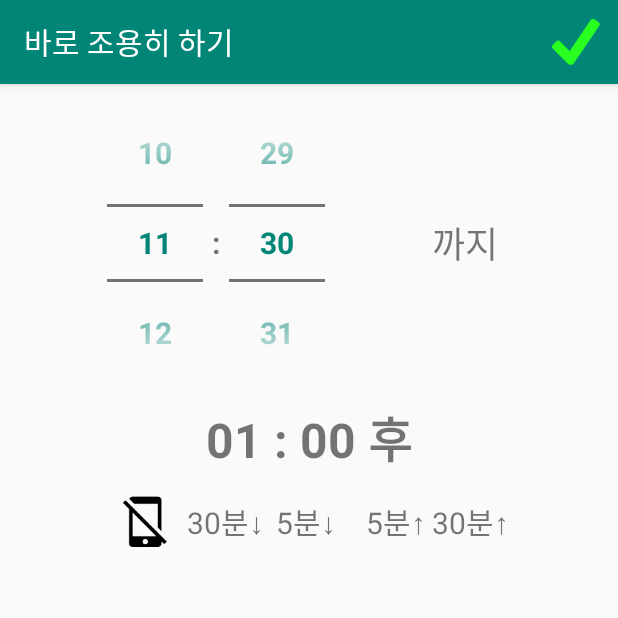
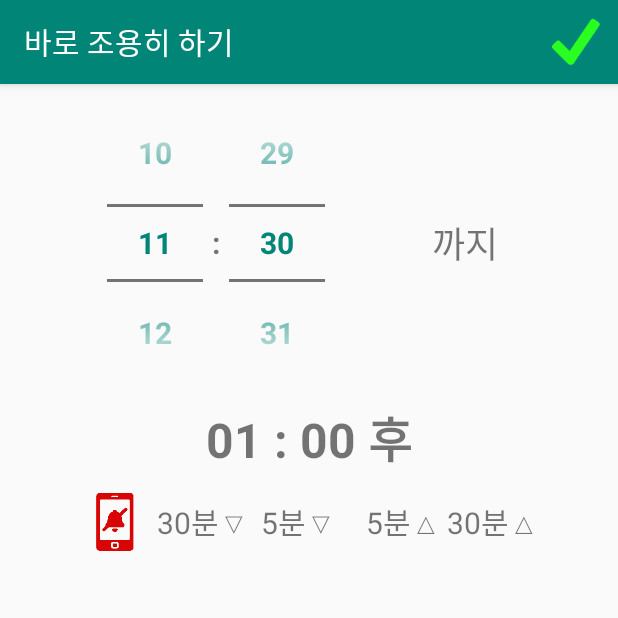
Before and after one commit to riopapa/AutoQuiet, an Android app: the OneTimeActivity screen opened directly, with no data from a screen before it, after a tap on an icon or button, on a phone screen of 412 x 824 dp, the top half of it. Run offline under Robolectric (Android 15) with nearby library versions, the phone set to English and light mode, and no system bars.

Commit message:
Minor update

```diff
--- a/app/src/main/java/com/urrecliner/letmequiet/AddUpdateActivity.java
+++ b/app/src/main/java/com/urrecliner/letmequiet/AddUpdateActivity.java
@@ -93,12 +93,12 @@ public class AddUpdateActivity extends AppCompatActivity {
             weekView[i].setText(weekName[i]);
         }
 
-        binding.avVibrate.setImageResource((vibrate)? R.mipmap.phone_vibrate:R.mipmap.phone_quiet);
+        binding.avVibrate.setImageResource((vibrate)? R.mipmap.phone_vibrate_blue:R.mipmap.phone_quiet_red);
         binding.avVibrate.setOnClickListener(new View.OnClickListener() {
             @Override
             public void onClick(View v) {
                 vibrate ^= true;
-                binding.avVibrate.setImageResource((vibrate)? R.mipmap.phone_vibrate:R.mipmap.phone_quiet);
+                binding.avVibrate.setImageResource((vibrate)? R.mipmap.phone_vibrate_blue:R.mipmap.phone_quiet_red);
                 v.invalidate();
             }
         });
--- a/app/src/main/java/com/urrecliner/letmequiet/NotificationService.java
+++ b/app/src/main/java/com/urrecliner/letmequiet/NotificationService.java
@@ -1,5 +1,4 @@
 package com.urrecliner.letmequiet;
-
 
 import android.app.NotificationChannel;
 import android.app.NotificationManager;
@@ -11,7 +10,6 @@ import android.os.IBinder;
 import android.util.Log;
 import android.view.View;
 import android.widget.RemoteViews;
-
 import androidx.core.app.NotificationCompat;
 
 import static com.urrecliner.letmequiet.Vars.mainContext;
@@ -93,7 +91,7 @@ public class NotificationService extends Service {
         }
         if (null == mBuilder) {
             mBuilder = new NotificationCompat.Builder(context,"default")
-                    .setSmallIcon(R.mipmap.let_me_quiet_small)
+                    .setSmallIcon(R.mipmap.let_me_quiet)
                     .setContent(mRemoteViews)
                     .setOnlyAlertOnce(true)
                     .setAutoCancel(false)
@@ -116,7 +114,7 @@ public class NotificationService extends Service {
         mRemoteViews.setOnClickPendingIntent(R.id.no_speak, ps);
     }
 
-    int [] smallIcons = { R.mipmap.small_speaker_on, R.mipmap.small_vibrate, R.mipmap.small_mute};
+    int [] smallIcons = { R.mipmap.phone_normal, R.mipmap.phone_vibrate_blue, R.mipmap.phone_quiet_red};
 
     void updateRemoteViews(String dateTime, String subject, String startFinish) {
         mRemoteViews.setImageViewResource(R.id.stopNow, R.mipmap.quiet_right_now);
--- a/app/src/main/java/com/urrecliner/letmequiet/OneTimeActivity.java
+++ b/app/src/main/java/com/urrecliner/letmequiet/OneTimeActivity.java
@@ -86,18 +86,18 @@ public class OneTimeActivity extends AppCompatActivity {
 
     void buildScreen() {
         String text;
-        text = interval_Short+"분↓"; binding.minus10Min.setText(text);
-        text = interval_Short+"분↑"; binding.plus10Min.setText(text);
-        text = interval_Long+"분↓"; binding.minus30Min.setText(text);
-        text = interval_Long+"분↑"; binding.plus30Min.setText(text);
+        text = interval_Short+"분▽"; binding.minus10Min.setText(text);
+        text = interval_Short+"분△"; binding.plus10Min.setText(text);
+        text = interval_Long+"분▽"; binding.minus30Min.setText(text);
+        text = interval_Long+"분△"; binding.plus30Min.setText(text);
     }
     void buttonSetting() {
-        binding.oneVibrate.setImageResource((vibrate)? R.mipmap.phone_vibrate:R.mipmap.phone_quiet);
+        binding.oneVibrate.setImageResource((vibrate)? R.mipmap.phone_vibrate_blue:R.mipmap.phone_quiet_red);
         binding.oneVibrate.setOnClickListener(new View.OnClickListener() {
             @Override
             public void onClick(View v) {
                 vibrate ^= true;
-                binding.oneVibrate.setImageResource((vibrate)? R.mipmap.phone_vibrate:R.mipmap.phone_quiet);
+                binding.oneVibrate.setImageResource((vibrate)? R.mipmap.phone_vibrate_blue:R.mipmap.phone_quiet_red);
                 v.invalidate();
             }
         });
--- a/app/src/main/java/com/urrecliner/letmequiet/RecycleViewAdapter.java
+++ b/app/src/main/java/com/urrecliner/letmequiet/RecycleViewAdapter.java
@@ -87,9 +87,9 @@ public class RecycleViewAdapter  extends RecyclerView.Adapter<RecycleViewAdapter
         boolean vibrate = quietTask.vibrate;
         boolean speaking = quietTask.speaking;
         if (vibrate)
-            holder.lvVibrate.setImageResource((active) ? R.mipmap.phone_vibrate :R.mipmap.speaking_noactive);
+            holder.lvVibrate.setImageResource((active) ? R.mipmap.phone_vibrate_blue :R.mipmap.speaking_noactive);
         else
-            holder.lvVibrate.setImageResource((active) ? R.mipmap.phone_quiet : R.mipmap.speaking_noactive);
+            holder.lvVibrate.setImageResource((active) ? R.mipmap.phone_quiet_red : R.mipmap.speaking_noactive);
         if (speaking)
             holder.lvSpeak.setImageResource((active) ? R.mipmap.speaking_on :R.mipmap.speaking_noactive);
         else
@@ -128,7 +128,7 @@ public class RecycleViewAdapter  extends RecyclerView.Adapter<RecycleViewAdapter
         }
         holder.tvFinishTime.setTextColor((active) ? colorOn:colorOff);
         holder.tvIdx.setText(""+position);
-        int diff = position * 8;
+        int diff = position * 6;
         holder.viewLine.setBackgroundColor(ContextCompat.getColor(mainContext, R.color.line_item_back) - diff - diff*256 - diff*256*256);
     }
 
--- a/app/src/main/res/layout/activity_add.xml
+++ b/app/src/main/res/layout/activity_add.xml
@@ -70,7 +70,7 @@
             android:layout_margin="16dp"
             android:layout_width="60dp"
             android:layout_height="48dp"
-            android:src="@mipmap/phone_vibrate"
+            android:src="@mipmap/phone_vibrate_blue"
             android:contentDescription="@string/blank" />
 
         <EditText
--- a/app/src/main/res/layout/activity_one_time.xml
+++ b/app/src/main/res/layout/activity_one_time.xml
@@ -50,7 +50,7 @@
             android:layout_gravity="center"
             android:scaleX="0.8"
             android:scaleY="0.8"
-            android:src="@mipmap/phone_vibrate"
+            android:src="@mipmap/phone_vibrate_blue"
             android:contentDescription="@string/blank" />
 
         <TextView
--- a/app/src/main/res/layout/reminder_info.xml
+++ b/app/src/main/res/layout/reminder_info.xml
@@ -22,7 +22,7 @@
             android:layout_width="32dp"
             android:layout_height="32dp"
             android:layout_gravity="center"
-            android:src="@mipmap/phone_vibrate"
+            android:src="@mipmap/phone_vibrate_blue"
             android:contentDescription="@string/blank" />
         <TextView
             android:id="@+id/idx"
```
Also changed, not shown: app/src/main/java/com/urrecliner/letmequiet/AlarmReceiver.java (+7 -2 lines), app/src/main/res/mipmap-xxhdpi/phone_normal.png (added), app/src/main/res/mipmap-xxhdpi/phone_quiet.png (deleted), app/src/main/res/mipmap-xxhdpi/phone_quiet_red.png (added), app/src/main/res/mipmap-xxhdpi/phone_vibrate.png (deleted), app/src/main/res/mipmap-xxhdpi/phone_vibrate_blue.png (added), app/src/main/res/mipmap-xxhdpi/small_mute.png (deleted), app/src/main/res/mipmap-xxhdpi/small_speaker_on.png (deleted), app/src/main/res/mipmap-xxhdpi/small_vibrate.png (deleted).
